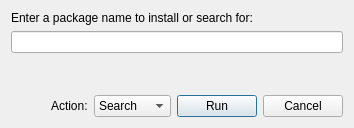
This is ui/ui_managesoftware.ui in Kicksecure/sysmaint-panel as Qt 5 draws it before an edit. The edited form follows.
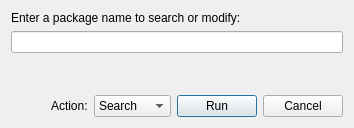
This is the edited form.

Commit message: Add repository-dist button

```diff
--- a/ui/ui_managesoftware.ui
+++ b/ui/ui_managesoftware.ui
@@ -17,7 +17,7 @@
    <item>
     <widget class="QLabel" name="label">
      <property name="text">
-      <string>Enter a package name to install or search for:</string>
+      <string>Enter a package name to search or modify:</string>
      </property>
     </widget>
    </item>
```
The commit also changes 4 other files.
